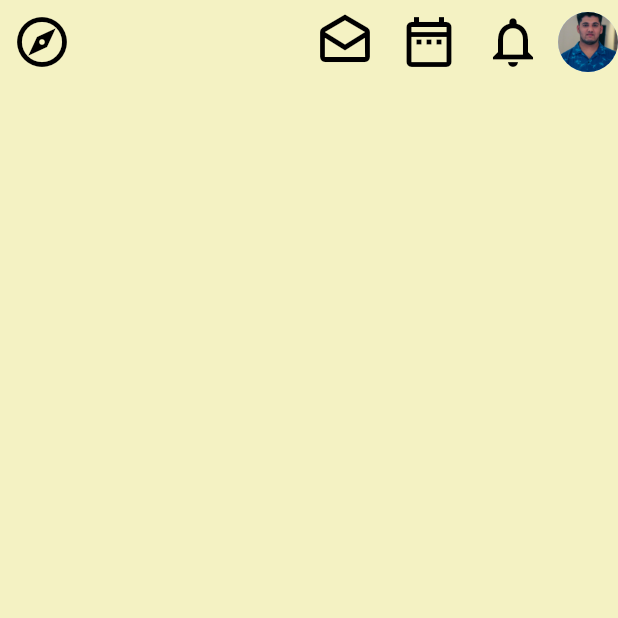
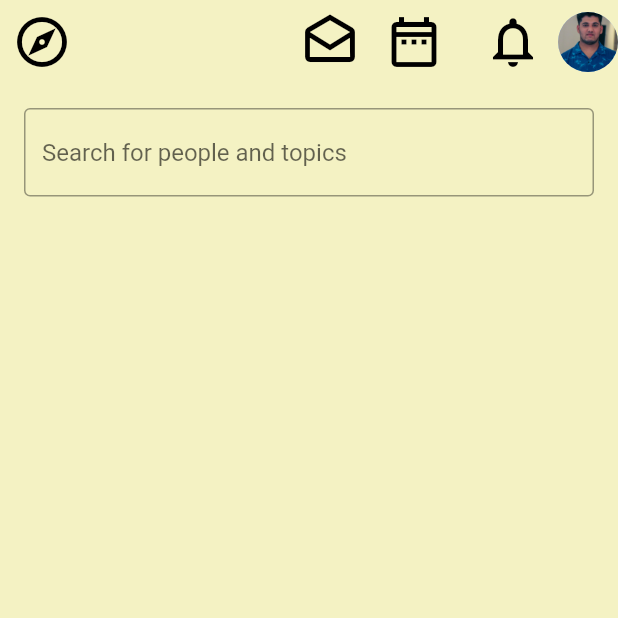
Before and after one commit to sandesh101/clubhouse-clone, a Flutter app: the screen it shows after launch, on a phone screen of 412 x 824 dp, the top half of it. Run offline on Flutter 3.47's test engine with Material 2 defaults, Android fonts, the light colour scheme and no system bars.

Commit message:
Add: Search Bar

```diff
--- a/lib/Screens/homepage.dart
+++ b/lib/Screens/homepage.dart
@@ -23,7 +23,7 @@ class HomePage extends StatelessWidget {
             ),
           ),
           Padding(
-            padding: const EdgeInsets.fromLTRB(8.0, 0.0, 0.0, 0.0),
+            padding: const EdgeInsets.fromLTRB(8.0, 0.0, 10.0, 0.0),
             child: IconButton(
               onPressed: () {},
               icon: const Icon(
@@ -49,6 +49,18 @@ class HomePage extends StatelessWidget {
           ),
         ],
       ),
+      body: Stack(
+        children: [
+          Padding(
+            padding: const EdgeInsets.all(16.0),
+            child: TextFormField(
+              decoration: const InputDecoration(
+                  border: OutlineInputBorder(),
+                  hintText: 'Search for people and topics'),
+            ),
+          ),
+        ],
+      ),
     );
   }
 }
```
